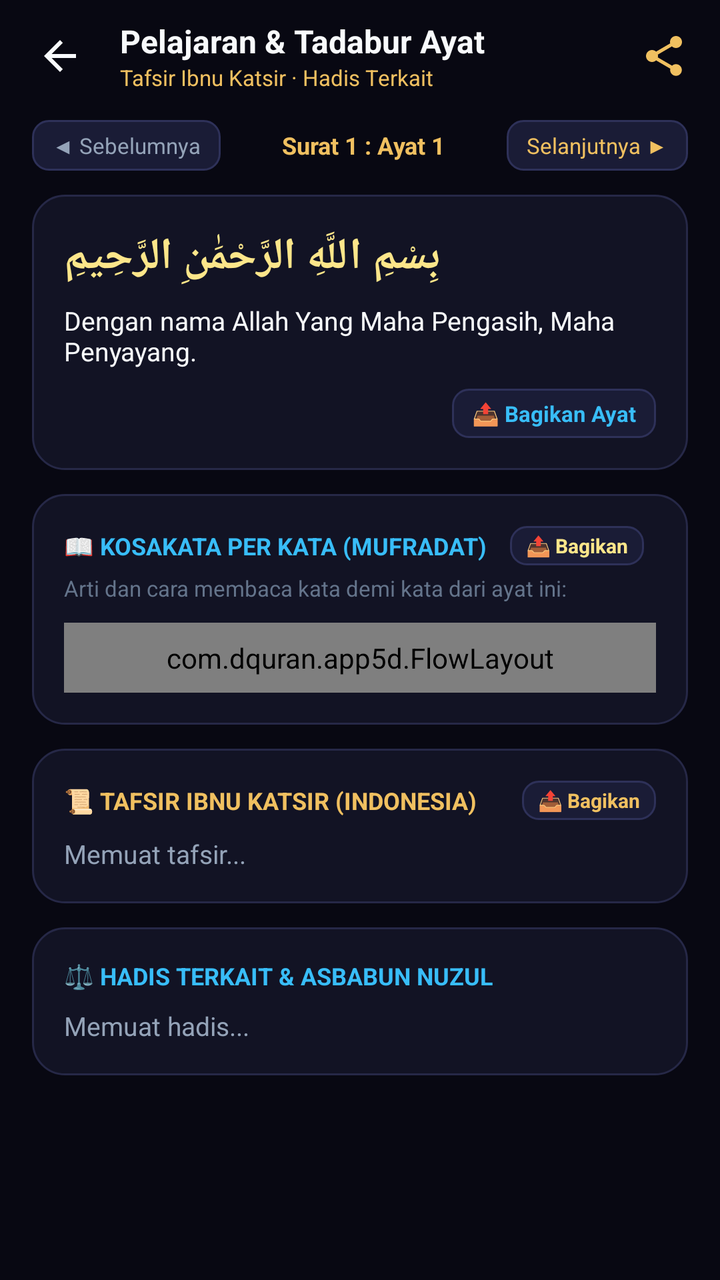
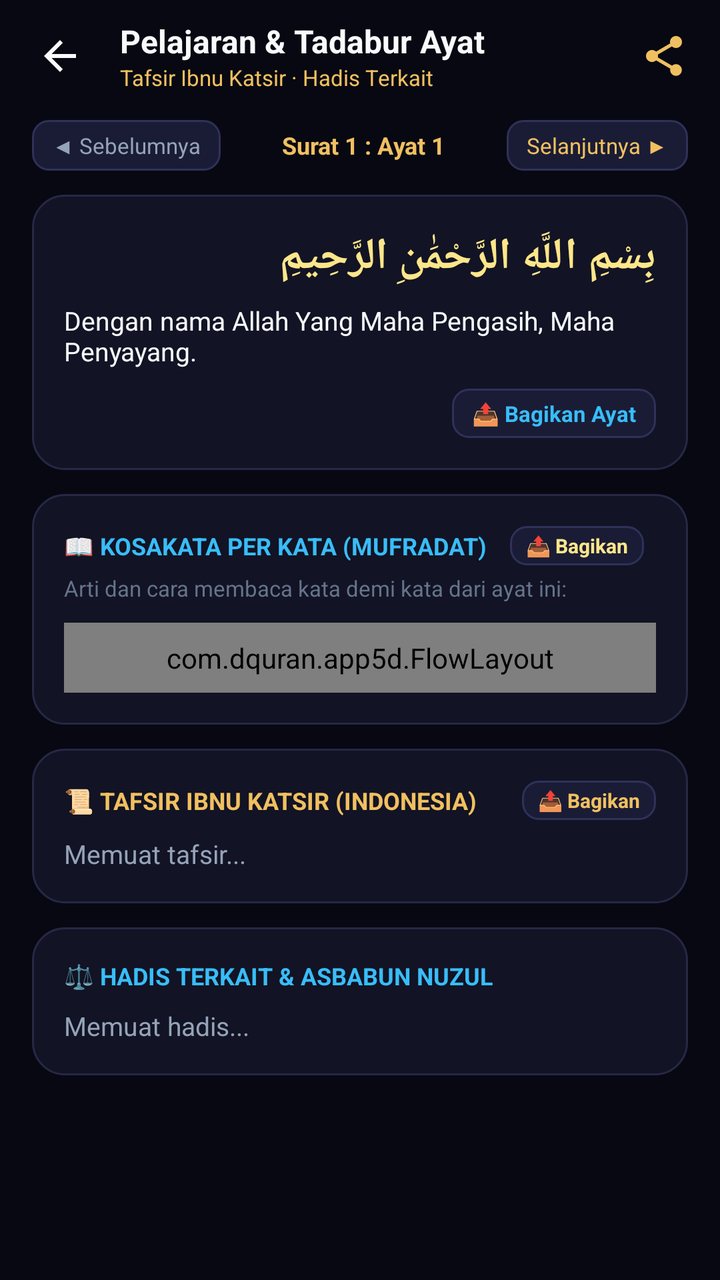

Screens rendered from an Android XML layout before and after an edit, with the pre-edit source and the edit as a unified diff.
<!-- AndroidManifest.xml: activity theme AppTheme.NoActionBar -->
<!-- res/layout/activity_pelajari.xml -->
<?xml version="1.0" encoding="utf-8"?>
<ScrollView xmlns:android="http://schemas.android.com/apk/res/android"
    android:layout_width="match_parent"
    android:layout_height="match_parent"
    android:background="@color/bg_main"
    android:fillViewport="true">

    <LinearLayout
        android:layout_width="match_parent"
        android:layout_height="wrap_content"
        android:orientation="vertical"
        android:paddingBottom="28dp">

        
        <LinearLayout
            android:layout_width="match_parent"
            android:layout_height="56dp"
            android:orientation="horizontal"
            android:gravity="center_vertical"
            android:paddingHorizontal="8dp">

            <ImageButton
                android:id="@+id/btn_back_pelajari"
                android:layout_width="44dp"
                android:layout_height="44dp"
                android:background="?attr/selectableItemBackgroundBorderless"
                android:src="@drawable/ic_arrow_back"
                android:contentDescription="Kembali" />

            <LinearLayout
                android:layout_width="0dp"
                android:layout_height="wrap_content"
                android:layout_weight="1"
                android:orientation="vertical"
                android:layout_marginStart="8dp">

                <TextView
                    android:id="@+id/tv_pelajari_title"
                    android:layout_width="wrap_content"
                    android:layout_height="wrap_content"
                    android:text="Pelajaran &amp; Tadabur Ayat"
                    android:textColor="@color/text_primary"
                    android:textSize="16sp"
                    android:textStyle="bold" />

                <TextView
                    android:layout_width="wrap_content"
                    android:layout_height="wrap_content"
                    android:text="Tafsir Ibnu Katsir · Hadis Terkait"
                    android:textColor="@color/gold_primary"
                    android:textSize="11sp" />
            </LinearLayout>

            <ImageButton
                android:id="@+id/btn_share_all"
                android:layout_width="40dp"
                android:layout_height="40dp"
                android:background="?attr/selectableItemBackgroundBorderless"
                android:src="@drawable/ic_share"
                android:tint="@color/gold_primary"
                android:contentDescription="Bagikan Tadabur Lengkap" />
        </LinearLayout>

        
        <LinearLayout
            android:layout_width="match_parent"
            android:layout_height="wrap_content"
            android:orientation="horizontal"
            android:gravity="center_vertical"
            android:paddingHorizontal="16dp"
            android:paddingVertical="4dp">

            <TextView
                android:id="@+id/btn_pelajari_prev"
                android:layout_width="wrap_content"
                android:layout_height="wrap_content"
                android:background="@drawable/bg_chip_action"
                android:paddingHorizontal="10dp"
                android:paddingVertical="5dp"
                android:text="◀ Sebelumnya"
                android:textColor="@color/text_secondary"
                android:textSize="11sp" />

            <TextView
                android:id="@+id/tv_pelajari_ayah_badge"
                android:layout_width="0dp"
                android:layout_height="wrap_content"
                android:layout_weight="1"
                android:gravity="center"
                android:text="Surat 1 : Ayat 1"
                android:textColor="@color/gold_primary"
                android:textSize="12sp"
                android:textStyle="bold" />

            <TextView
                android:id="@+id/btn_pelajari_next"
                android:layout_width="wrap_content"
                android:layout_height="wrap_content"
                android:background="@drawable/bg_chip_action"
                android:paddingHorizontal="10dp"
                android:paddingVertical="5dp"
                android:text="Selanjutnya ▶"
                android:textColor="@color/gold_primary"
                android:textSize="11sp" />
        </LinearLayout>

        
        <LinearLayout
            android:layout_width="match_parent"
            android:layout_height="wrap_content"
            android:layout_marginHorizontal="16dp"
            android:layout_marginTop="8dp"
            android:background="@drawable/bg_card_surah"
            android:orientation="vertical"
            android:padding="16dp">

            <TextView
                android:id="@+id/tv_pelajari_arabic"
                android:layout_width="match_parent"
                android:layout_height="wrap_content"
                android:gravity="right|end"
                android:layoutDirection="rtl"
                android:textDirection="rtl"
                android:textAlignment="gravity"
                android:lineSpacingMultiplier="1.4"
                android:text="بِسْمِ اللَّهِ الرَّحْمَٰنِ الرَّحِيمِ"
                android:textColor="@color/gold_light"
                android:textSize="22sp"
                android:textStyle="bold"
                android:layout_marginBottom="8dp" />

            <TextView
                android:id="@+id/tv_pelajari_indo"
                android:layout_width="match_parent"
                android:layout_height="wrap_content"
                android:text="Dengan nama Allah Yang Maha Pengasih, Maha Penyayang."
                android:textColor="@color/text_primary"
                android:textSize="13sp" />

            
            <LinearLayout
                android:layout_width="match_parent"
                android:layout_height="wrap_content"
                android:orientation="horizontal"
                android:gravity="center_vertical"
                android:layout_marginTop="10dp">

                <View
                    android:layout_width="0dp"
                    android:layout_height="1dp"
                    android:layout_weight="1" />

                <TextView
                    android:id="@+id/btn_share_ayah"
                    android:layout_width="wrap_content"
                    android:layout_height="wrap_content"
                    android:background="@drawable/bg_chip_action"
                    android:paddingHorizontal="10dp"
                    android:paddingVertical="5dp"
                    android:text="📤 Bagikan Ayat"
                    android:textColor="@color/cyan_accent"
                    android:textSize="11sp"
                    android:textStyle="bold" />
            </LinearLayout>
        </LinearLayout>

        
        <LinearLayout
            android:layout_width="match_parent"
            android:layout_height="wrap_content"
            android:layout_marginHorizontal="16dp"
            android:layout_marginTop="12dp"
            android:background="@drawable/bg_card_surah"
            android:orientation="vertical"
            android:padding="16dp">

            <LinearLayout
                android:layout_width="match_parent"
                android:layout_height="wrap_content"
                android:orientation="horizontal"
                android:gravity="center_vertical"
                android:layout_marginBottom="4dp">

                <TextView
                    android:layout_width="0dp"
                    android:layout_height="wrap_content"
                    android:layout_weight="1"
                    android:text="📖 KOSAKATA PER KATA (MUFRADAT)"
                    android:textColor="@color/cyan_accent"
                    android:textSize="12sp"
                    android:textStyle="bold" />

                <TextView
                    android:id="@+id/btn_share_kosakata"
                    android:layout_width="wrap_content"
                    android:layout_height="wrap_content"
                    android:background="@drawable/bg_chip_action"
                    android:paddingHorizontal="8dp"
                    android:paddingVertical="3dp"
                    android:text="📤 Bagikan"
                    android:textColor="@color/gold_light"
                    android:textSize="10sp"
                    android:textStyle="bold"
                    android:layout_marginEnd="6dp" />

                <TextView
                    android:id="@+id/btn_reload_kosakata"
                    android:layout_width="wrap_content"
                    android:layout_height="wrap_content"
                    android:background="@drawable/bg_chip_action"
                    android:paddingHorizontal="8dp"
                    android:paddingVertical="3dp"
                    android:text="🔄 Muat Ulang"
                    android:textColor="@color/gold_primary"
                    android:textSize="10sp"
                    android:visibility="gone" />
            </LinearLayout>

            <TextView
                android:layout_width="match_parent"
                android:layout_height="wrap_content"
                android:text="Arti dan cara membaca kata demi kata dari ayat ini:"
                android:textColor="@color/text_muted"
                android:textSize="11sp"
                android:layout_marginBottom="10dp" />

            
            <ProgressBar
                android:id="@+id/pb_kosakata"
                style="?android:attr/progressBarStyleSmall"
                android:layout_width="wrap_content"
                android:layout_height="wrap_content"
                android:layout_gravity="center"
                android:layout_marginVertical="12dp"
                android:visibility="gone" />

            
            <TextView
                android:id="@+id/tv_kosakata_status"
                android:layout_width="match_parent"
                android:layout_height="wrap_content"
                android:gravity="center"
                android:padding="8dp"
                android:textColor="@color/text_secondary"
                android:textSize="12sp"
                android:visibility="gone" />

            
            <com.dquran.app5d.FlowLayout
                android:id="@+id/layout_kosakata_items"
                android:layout_width="match_parent"
                android:layout_height="wrap_content"
                android:layoutDirection="rtl"
                android:paddingTop="8dp"
                android:paddingBottom="8dp" />
        </LinearLayout>

        
        <LinearLayout
            android:layout_width="match_parent"
            android:layout_height="wrap_content"
            android:layout_marginHorizontal="16dp"
            android:layout_marginTop="12dp"
            android:background="@drawable/bg_card_surah"
            android:orientation="vertical"
            android:padding="16dp">

            <LinearLayout
                android:layout_width="match_parent"
                android:layout_height="wrap_content"
                android:orientation="horizontal"
                android:gravity="center_vertical"
                android:layout_marginBottom="8dp">

                <TextView
                    android:layout_width="0dp"
                    android:layout_height="wrap_content"
                    android:layout_weight="1"
                    android:text="📜 TAFSIR IBNU KATSIR (INDONESIA)"
                    android:textColor="@color/gold_primary"
                    android:textSize="12sp"
                    android:textStyle="bold" />

                <TextView
                    android:id="@+id/btn_share_tafsir"
                    android:layout_width="wrap_content"
                    android:layout_height="wrap_content"
                    android:background="@drawable/bg_chip_action"
                    android:paddingHorizontal="8dp"
                    android:paddingVertical="3dp"
                    android:text="📤 Bagikan"
                    android:textColor="@color/gold_primary"
                    android:textSize="10sp"
                    android:textStyle="bold" />
            </LinearLayout>

            <TextView
                android:id="@+id/tv_tafsir_ibnukatsir"
                android:layout_width="match_parent"
                android:layout_height="wrap_content"
                android:lineSpacingMultiplier="1.3"
                android:text="Memuat tafsir..."
                android:textColor="@color/text_secondary"
                android:textSize="13sp" />

            
            <LinearLayout
                android:id="@+id/layout_download_tafsir"
                android:layout_width="match_parent"
                android:layout_height="wrap_content"
                android:orientation="vertical"
                android:layout_marginTop="10dp"
                android:visibility="gone">

                <TextView
                    android:id="@+id/btn_download_tafsir"
                    android:layout_width="match_parent"
                    android:layout_height="wrap_content"
                    android:background="@drawable/bg_badge_number"
                    android:gravity="center"
                    android:paddingVertical="10dp"
                    android:text="📥 Unduh Tafsir Lengkap Surat Ini"
                    android:textColor="@color/gold_primary"
                    android:textSize="12sp"
                    android:textStyle="bold" />

                <ProgressBar
                    android:id="@+id/pb_download_tafsir"
                    style="?android:attr/progressBarStyleSmall"
                    android:layout_width="wrap_content"
                    android:layout_height="wrap_content"
                    android:layout_gravity="center"
                    android:layout_marginTop="8dp"
                    android:visibility="gone" />

                <TextView
                    android:id="@+id/tv_download_status"
                    android:layout_width="match_parent"
                    android:layout_height="wrap_content"
                    android:gravity="center"
                    android:layout_marginTop="4dp"
                    android:text="Mengunduh tafsir..."
                    android:textColor="@color/text_muted"
                    android:textSize="11sp"
                    android:visibility="gone" />
            </LinearLayout>
        </LinearLayout>

        
        <LinearLayout
            android:layout_width="match_parent"
            android:layout_height="wrap_content"
            android:layout_marginHorizontal="16dp"
            android:layout_marginTop="12dp"
            android:background="@drawable/bg_card_surah"
            android:orientation="vertical"
            android:padding="16dp">

            <TextView
                android:layout_width="wrap_content"
                android:layout_height="wrap_content"
                android:text="⚖️ HADIS TERKAIT &amp; ASBABUN NUZUL"
                android:textColor="@color/cyan_accent"
                android:textSize="12sp"
                android:textStyle="bold"
                android:layout_marginBottom="8dp" />

            <TextView
                android:id="@+id/tv_hadis_ayat"
                android:layout_width="match_parent"
                android:layout_height="wrap_content"
                android:lineSpacingMultiplier="1.3"
                android:text="Memuat hadis..."
                android:textColor="@color/text_secondary"
                android:textSize="13sp" />
        </LinearLayout>

    </LinearLayout>
</ScrollView>
<!-- resources referenced by this layout -->
<resources>
  <color name="bg_main">#080812</color>
  <color name="cyan_accent">#38BDF8</color>
  <color name="gold_light">#FDE68A</color>
  <color name="gold_primary">#F0C060</color>
  <color name="text_muted">#64748B</color>
  <color name="text_primary">#F8FAFC</color>
  <color name="text_secondary">#94A3B8</color>
  <!-- drawable bg_badge_number (drawable) -->
  <?xml version="1.0" encoding="utf-8"?>
  <shape xmlns:android="http://schemas.android.com/apk/res/android"
      android:shape="oval">
      <solid android:color="#232542" />
      <stroke android:width="1.5dp" android:color="@color/gold_primary" />
  </shape>
  <!-- drawable bg_card_surah (drawable) -->
  <?xml version="1.0" encoding="utf-8"?>
  <shape xmlns:android="http://schemas.android.com/apk/res/android"
      android:shape="rectangle">
      <solid android:color="@color/bg_card" />
      <corners android:radius="16dp" />
      <stroke android:width="1dp" android:color="@color/border_color" />
  </shape>
  <!-- drawable bg_chip_action (drawable) -->
  <?xml version="1.0" encoding="utf-8"?>
  <shape xmlns:android="http://schemas.android.com/apk/res/android"
      android:shape="rectangle">
      <solid android:color="#1A1C36" />
      <corners android:radius="8dp" />
      <stroke android:width="1dp" android:color="#2E3159" />
  </shape>
  <!-- drawable ic_arrow_back (drawable) -->
  <vector xmlns:android="http://schemas.android.com/apk/res/android"
      android:width="24dp"
      android:height="24dp"
      android:viewportWidth="24"
      android:viewportHeight="24">
    <path
        android:fillColor="@color/text_primary"
        android:pathData="M20,11H7.83l5.59,-5.59L12,4l-8,8 8,8 1.41,-1.41L7.83,13H20v-2z"/>
  </vector>
  <!-- drawable ic_share (drawable) -->
  <vector xmlns:android="http://schemas.android.com/apk/res/android"
      android:width="24dp"
      android:height="24dp"
      android:viewportWidth="24"
      android:viewportHeight="24">
    <path
        android:fillColor="#FFFFFF"
        android:pathData="M18,16.08c-0.76,0 -1.44,0.3 -1.96,0.77L8.91,12.7c0.05,-0.23 0.09,-0.46 0.09,-0.7s-0.04,-0.47 -0.09,-0.7l7.05,-4.11c0.54,0.5 1.25,0.81 2.04,0.81 1.66,0 3,-1.34 3,-3s-1.34,-3 -3,-3 -3,1.34 -3,3c0,0.24 0.04,0.47 0.09,0.7L8.04,9.81C7.5,9.31 6.79,9 6,9c-1.66,0 -3,1.34 -3,3s1.34,3 3,3c0.79,0 1.5,-0.31 2.04,-0.81l7.12,4.16c-0.05,0.21 -0.08,0.43 -0.08,0.65 0,1.61 1.31,2.92 2.92,2.92 1.61,0 2.92,-1.31 2.92,-2.92s-1.31,-2.92 -2.92,-2.92z"/>
  </vector>
  <style name="AppTheme.NoActionBar" parent="AppTheme">
          <item name="windowActionBar">false</item>
          <item name="windowNoTitle">true</item>
      </style>
  <color name="bg_card">#121324</color>
  <color name="border_color">#262847</color>
  <style name="AppTheme" parent="Theme.MaterialComponents.DayNight.NoActionBar">
          <item name="colorPrimary">@color/gold_primary</item>
          <item name="colorPrimaryDark">@color/bg_main</item>
          <item name="colorAccent">@color/gold_primary</item>
          <item name="android:windowBackground">@color/bg_main</item>
          <item name="android:statusBarColor">@color/bg_main</item>
          <item name="android:navigationBarColor">@color/bg_main</item>
      </style>
</resources>

<!-- the commit's change to res/layout/activity_pelajari.xml (unified diff, before → after) -->
@@ -118,10 +118,10 @@
                 android:id="@+id/tv_pelajari_arabic"
                 android:layout_width="match_parent"
                 android:layout_height="wrap_content"
-                android:gravity="right|end"
+                android:gravity="right"
                 android:layoutDirection="rtl"
                 android:textDirection="rtl"
-                android:textAlignment="gravity"
+                android:textAlignment="textStart"
                 android:lineSpacingMultiplier="1.4"
                 android:text="بِسْمِ اللَّهِ الرَّحْمَٰنِ الرَّحِيمِ"
                 android:textColor="@color/gold_light"
